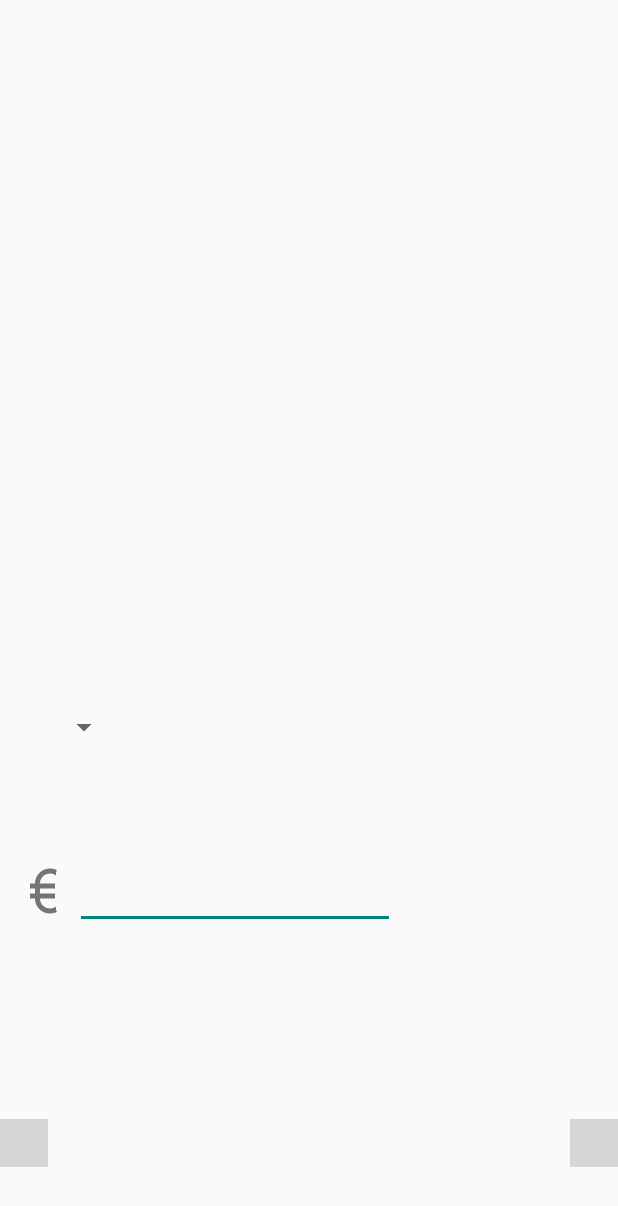
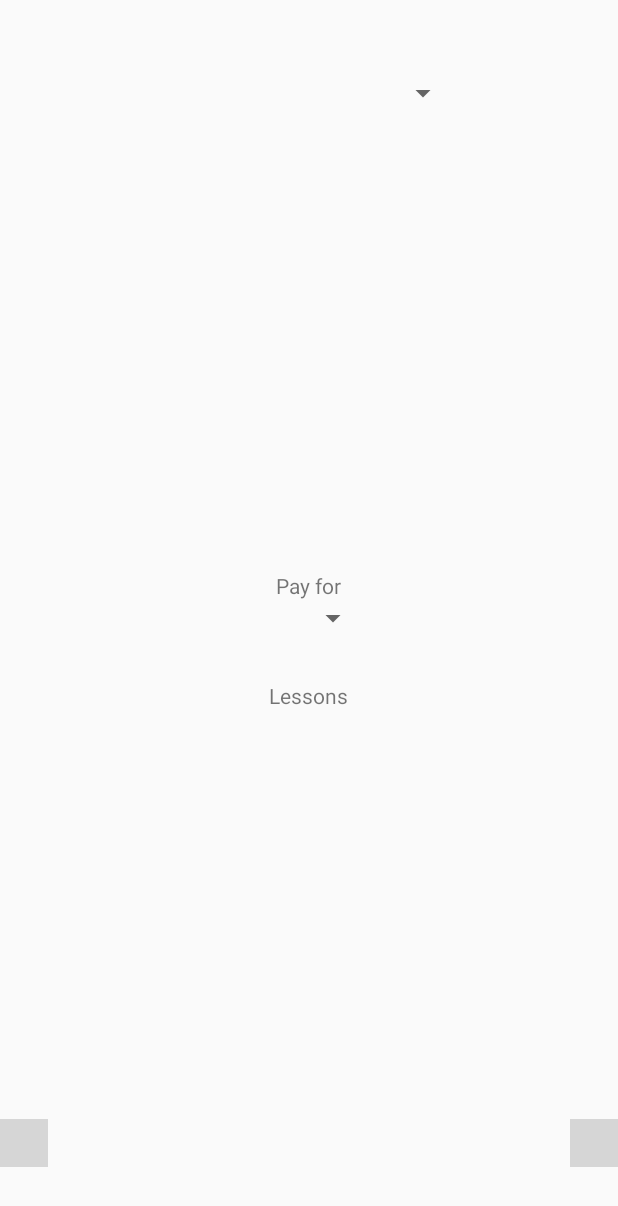
Before and after one commit to aldo03/Lesson-Manager, an Android app: the layout custom_dialog_layout.xml on its own in the app's theme, with its tools: preview values and no code run, on a phone screen of 412 x 824 dp. Shown: the top 1206 px of the screen. Run offline under Robolectric (Android 15) with nearby library versions, the light colour scheme and no system bars; plain views replace ButtonFlat; grey boxes are pictures that could not be loaded.

Commit message:
add payment modified WE HAVE TO MOVE PAYMENT DIALOG INTO ACTIVITY

```diff
--- a/app/src/main/java/com/example/matteoaldini/lessonmanager/fragments/CalendarFragment.java
+++ b/app/src/main/java/com/example/matteoaldini/lessonmanager/fragments/CalendarFragment.java
@@ -89,6 +89,11 @@ public class CalendarFragment extends Fragment {
         return this.view;
     }
 
+    @Override
+    public void onResume() {
+        super.onResume();
+    }
+
     private String getHourFromInt(int time){
         if(time<10){
             return "0"+time;
--- a/app/src/main/java/com/example/matteoaldini/lessonmanager/material_design/SlidingTabLayout.java
+++ b/app/src/main/java/com/example/matteoaldini/lessonmanager/material_design/SlidingTabLayout.java
@@ -322,5 +322,4 @@ public class SlidingTabLayout extends HorizontalScrollView {
             }
         }
     }
-
 }
--- a/app/src/main/res/layout/custom_dialog_layout.xml
+++ b/app/src/main/res/layout/custom_dialog_layout.xml
@@ -3,48 +3,14 @@
     android:layout_width="match_parent"
     android:layout_height="match_parent">
 
-    <RelativeLayout
-        android:layout_width="match_parent"
-        android:layout_height="60dp"
-        android:orientation="horizontal"
-        android:weightSum="1"
-        android:layout_marginBottom="200dp"
-        android:id="@+id/relativeLayout9"
-        android:layout_alignParentBottom="true"
-        android:layout_centerHorizontal="true">
-
-        <ImageView
-            android:layout_width="40dp"
-            android:layout_height="40dp"
-            android:src="@drawable/ic_currency_eur_grey600_48dp"
-            android:scaleType="centerCrop"
-            android:id="@+id/imageView10"
-            android:layout_centerVertical="true"
-            android:layout_alignParentLeft="true"
-            android:layout_alignParentStart="true"
-            android:layout_marginLeft="10dp" />
-
-        <EditText
-            android:layout_width="wrap_content"
-            android:layout_height="wrap_content"
-            android:inputType="number"
-            android:ems="10"
-            android:id="@+id/payment_editText"
-            android:layout_alignTop="@+id/imageView10"
-            android:layout_toRightOf="@+id/imageView10"
-            android:layout_toEndOf="@+id/imageView10" />
-
-    </RelativeLayout>
-
     <Spinner
-        android:layout_width="wrap_content"
+        android:layout_width="200dp"
         android:layout_height="wrap_content"
         android:id="@+id/personlist"
         android:spinnerMode="dropdown"
-        android:layout_marginBottom="67dp"
-        android:layout_above="@+id/relativeLayout9"
-        android:layout_toRightOf="@+id/back_button"
-        android:layout_toEndOf="@+id/back_button" />
+        android:layout_marginTop="50dp"
+        android:layout_alignParentTop="true"
+        android:layout_centerHorizontal="true" />
 
     <com.gc.materialdesign.views.ButtonFlat
         android:id="@+id/pay_button"
@@ -66,4 +32,30 @@
         android:layout_alignTop="@+id/pay_button"
         android:layout_alignParentLeft="true"
         android:layout_alignParentStart="true" />
+
+    <Spinner
+        android:layout_width="80dp"
+        android:layout_height="wrap_content"
+        android:id="@+id/numberLessons"
+        android:spinnerMode="dropdown"
+        android:layout_centerVertical="true"
+        android:layout_centerHorizontal="true" />
+
+    <TextView
+        android:layout_width="wrap_content"
+        android:layout_height="wrap_content"
+        android:text="Pay for"
+        android:id="@+id/textView2"
+        android:layout_above="@+id/numberLessons"
+        android:layout_centerHorizontal="true" />
+
+    <TextView
+        android:layout_width="wrap_content"
+        android:layout_height="wrap_content"
+        android:text="Lessons"
+        android:id="@+id/textView3"
+        android:layout_below="@+id/numberLessons"
+        android:layout_centerHorizontal="true"
+        android:layout_marginTop="30dp" />
+
 </RelativeLayout>
```
Also changed, not shown: app/src/main/java/com/example/matteoaldini/lessonmanager/activities/MainActivity.java (+73 -31 lines), app/src/main/java/com/example/matteoaldini/lessonmanager/fragments/CashGestureFragment.java (+10 -3 lines), 2 other files.
